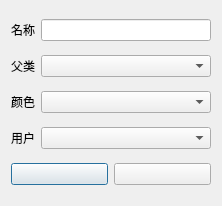
Old version of the form CategoryEditDialog.ui in the repository congchenutd/congchenmoney.
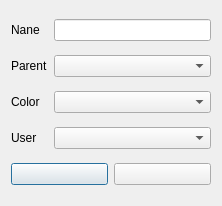
New version of the form. Icons and pictures are not drawn. Custom widgets are drawn as their Qt base class.

Diff of the .ui file:
```diff
--- a/CategoryEditDialog.ui
+++ b/CategoryEditDialog.ui
@@ -25,7 +25,7 @@
    <item row="0" column="0">
     <widget class="QLabel" name="label">
      <property name="text">
-      <string>名称</string>
+      <string>Nane</string>
      </property>
     </widget>
    </item>
@@ -35,7 +35,7 @@
    <item row="1" column="0">
     <widget class="QLabel" name="label_3">
      <property name="text">
-      <string>父类</string>
+      <string>Parent</string>
      </property>
     </widget>
    </item>
@@ -58,7 +58,7 @@
       </sizepolicy>
      </property>
      <property name="text">
-      <string>颜色</string>
+      <string>Color</string>
      </property>
     </widget>
    </item>
@@ -81,7 +81,7 @@
       </sizepolicy>
      </property>
      <property name="text">
-      <string>用户</string>
+      <string>User</string>
      </property>
     </widget>
    </item>
```
Left out of the diff: 2 changed lines with no effect on the pictures.
